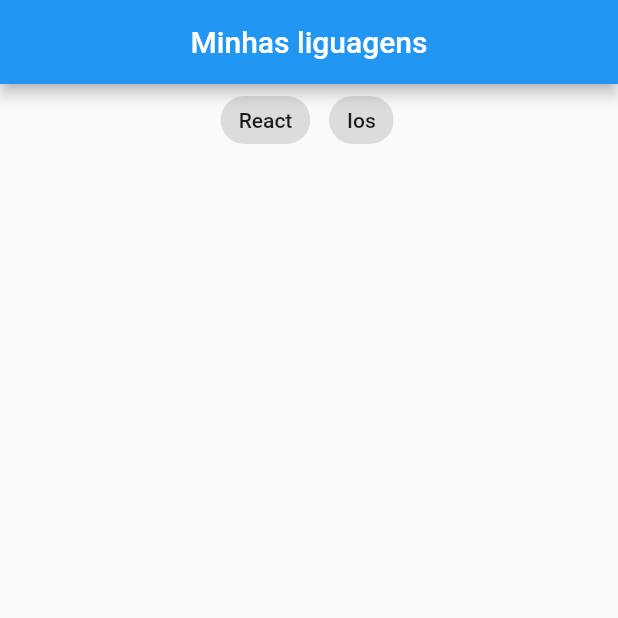
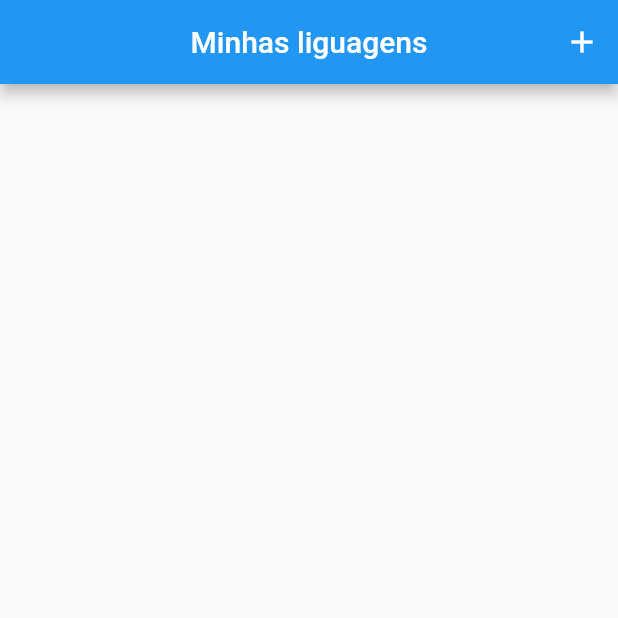
Before and after one commit to Marcelo8173/flutterProject-1, a Flutter app: the screen it shows after launch, on a phone screen of 412 x 824 dp, the top half of it. Run offline on Flutter 3.47's test engine with Material 2 defaults, Android fonts, the phone set to English and light mode, and no system bars; our stand-ins replace flutter_svg.

Commit message:
create form

```diff
--- a/lib/main.dart
+++ b/lib/main.dart
@@ -1,4 +1,5 @@
 import 'package:flutter/material.dart';
+import 'package:my_app/screens/FormLanguageWidget.dart';
 import 'package:my_app/screens/principal.dart';
 
 void main() {
@@ -16,7 +17,11 @@ class MyApp extends StatelessWidget {
       theme: ThemeData(
         primarySwatch: Colors.blue,
       ),
-      home: const PrincipalScreenWidget(),
+      initialRoute: "/",
+      routes: {
+        "/": (context) => const PrincipalScreenWidget(),
+        "/add": (context) => const FormLanguageWidget()
+      },
     );
   }
 }
--- a/lib/models/languages.dart
+++ b/lib/models/languages.dart
@@ -1,8 +1,7 @@
 class Language {
   final String name;
   final String description;
-  final String asset;
   bool selected = false;
 
-  Language(this.name, this.description, this.asset);
+  Language(this.name, this.description);
 }
--- a/lib/screens/principal.dart
+++ b/lib/screens/principal.dart
@@ -1,6 +1,7 @@
 import 'package:flutter/material.dart';
 import 'package:flutter_svg/svg.dart';
 import 'package:my_app/models/languages.dart';
+import 'package:my_app/utils/default_widget.dart';
 
 class PrincipalScreenWidget extends StatefulWidget {
   const PrincipalScreenWidget({super.key});
@@ -10,10 +11,7 @@ class PrincipalScreenWidget extends StatefulWidget {
 }
 
 class _PrincipalScreenWidgetState extends State<PrincipalScreenWidget> {
-  List<Language> languages = [
-    Language("React", "Meta framework", 'assets/react.svg'),
-    Language("Ios", "Apple native lang", 'assets/apple.svg'),
-  ];
+  List<Language> languages = [];
 
   @override
   Widget build(BuildContext context) {
@@ -21,6 +19,7 @@ class _PrincipalScreenWidgetState extends State<PrincipalScreenWidget> {
       appBar: AppBar(
         centerTitle: true,
         title: const Text('Minhas liguagens'),
+        actions: [IconButton(onPressed: _goToForm, icon: iconAdd)],
       ),
       body: Column(children: [
         Center(
@@ -56,7 +55,7 @@ class _PrincipalScreenWidgetState extends State<PrincipalScreenWidget> {
         .map((e) => Card(
               child: ListTile(
                   leading: SvgPicture.asset(
-                    e.asset,
+                    'assets/react.svg',
                     semanticsLabel: e.name,
                     width: 40,
                     height: 40,
@@ -66,4 +65,14 @@ class _PrincipalScreenWidgetState extends State<PrincipalScreenWidget> {
             ))
         .toList();
   }
+
+  void _goToForm() {
+    Future future = Navigator.pushNamed(context, "/add");
+
+    future.then((value) {
+      setState(() {
+        languages.add(value);
+      });
+    });
+  }
 }
--- /dev/null
+++ b/lib/utils/default_widget.dart
@@ -0,0 +1,5 @@
+import 'package:flutter/material.dart';
+
+const title = Text("Minhas linguagens");
+const iconAdd = Icon(Icons.add);
+const iconCircle = Icon(Icons.circle_outlined);
```
Also changed, not shown: lib/component/inputForm.dart (added, +30 -0 lines), lib/screens/FormLanguageWidget.dart (added, +59 -0 lines).
